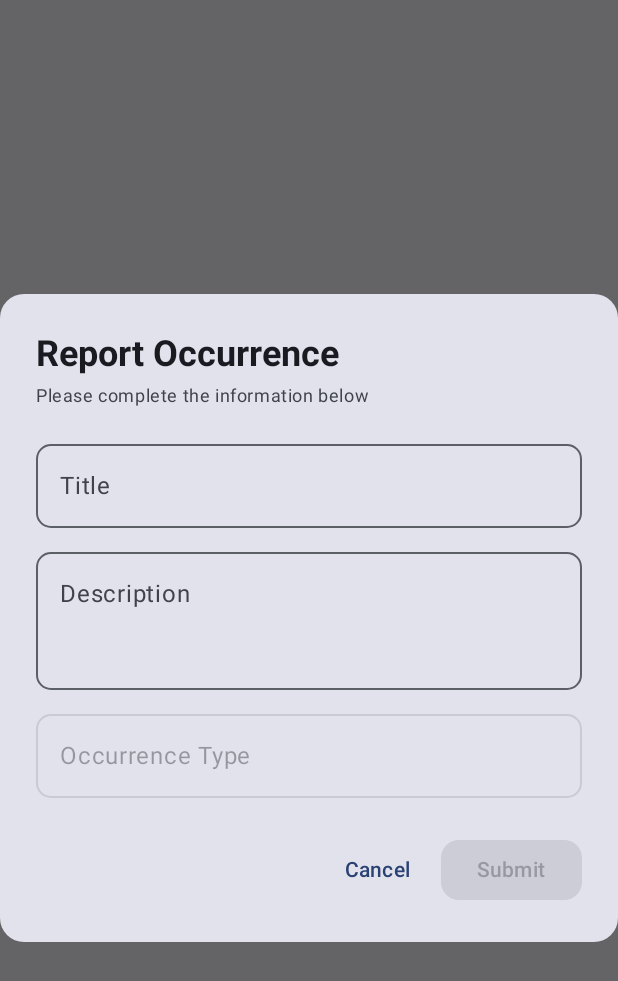
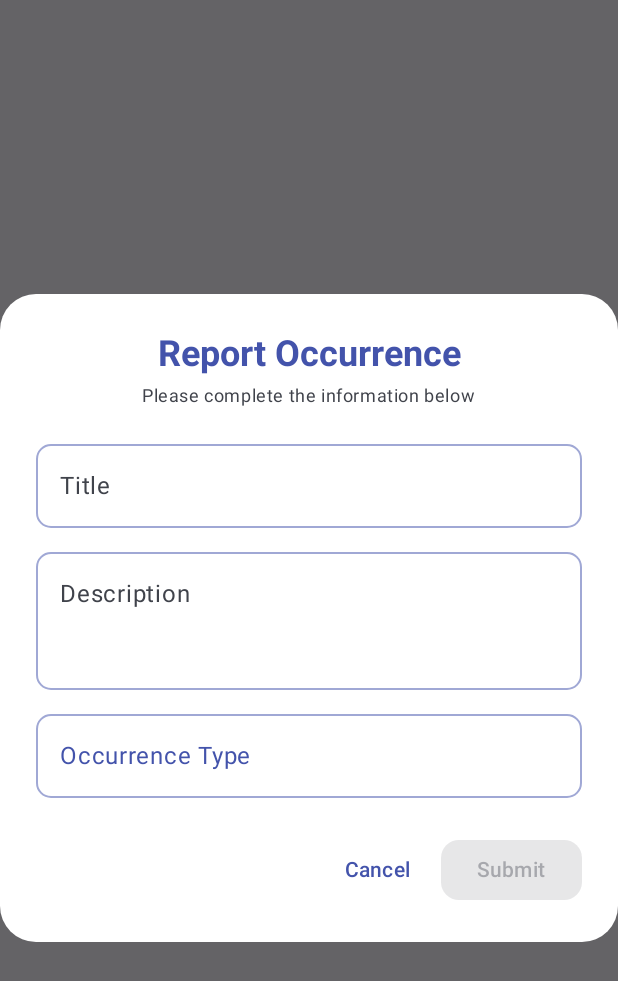
Before and after one commit to D1ogoCunha/ReadyToHelp, an Android app built with Jetpack Compose: the composable ReportOccurrenceDialog shown on its own in the app's theme, on a phone screen of 412 x 824 dp. Shown: the top 981 px of the screen. Run offline under Robolectric (Android 15) with nearby library versions, the phone set to English and light mode, and no system bars; libraries missing offline, so code that uses them is left out: com.mapbox.geojson.

Commit message:
refactor(report): improved report UI

```diff
--- a/MOBILE/app/src/main/java/com/example/readytohelpmobile/ui/screens/report/ReportScreen.kt
+++ b/MOBILE/app/src/main/java/com/example/readytohelpmobile/ui/screens/report/ReportScreen.kt
@@ -2,6 +2,7 @@ package com.example.readytohelpmobile.ui.screens.report
 
 import android.content.Intent
 import android.net.Uri
+import androidx.compose.foundation.background
 import androidx.compose.foundation.clickable
 import androidx.compose.foundation.layout.*
 import androidx.compose.foundation.shape.RoundedCornerShape
@@ -104,13 +105,24 @@ fun ReportOccurrenceDialog(
                     }
                 },
                 dismissButton = {
-                    TextButton(onClick = onDismiss) {
+                    TextButton(
+                        onClick = onDismiss,
+                        colors = ButtonDefaults.textButtonColors(contentColor = BrandColor)
+                    ) {
                         Text("Cancel")
                     }
                 },
                 title = {
-                    Column {
-                        Text("Report Occurrence", fontWeight = FontWeight.Bold)
+                    Column(
+                        horizontalAlignment = Alignment.CenterHorizontally,
+                        modifier = Modifier.fillMaxWidth()
+                    ) {
+                        Text(
+                            "Report Occurrence",
+                            fontWeight = FontWeight.Bold,
+                            color = BrandColor,
+                            style = MaterialTheme.typography.headlineSmall
+                        )
                         Spacer(modifier = Modifier.height(4.dp))
                         Text(
                             "Please complete the information below",
@@ -141,7 +153,12 @@ fun ReportOccurrenceDialog(
                             colors = OutlinedTextFieldDefaults.colors(
                                 focusedBorderColor = BrandColor,
                                 focusedLabelColor = BrandColor,
-                                cursorColor = BrandColor
+                                cursorColor = BrandColor,
+                                unfocusedBorderColor = BrandColor.copy(alpha = 0.5f),
+                                focusedContainerColor = Color.White,
+                                unfocusedContainerColor = Color.White,
+                                focusedTextColor = Color.Black,
+                                unfocusedTextColor = Color.Black
                             ),
                             shape = RoundedCornerShape(10.dp)
                         )
@@ -159,7 +176,12 @@ fun ReportOccurrenceDialog(
                             colors = OutlinedTextFieldDefaults.colors(
                                 focusedBorderColor = BrandColor,
                                 focusedLabelColor = BrandColor,
-                                cursorColor = BrandColor
+                                cursorColor = BrandColor,
+                                unfocusedBorderColor = BrandColor.copy(alpha = 0.5f),
+                                focusedContainerColor = Color.White,
+                                unfocusedContainerColor = Color.White,
+                                focusedTextColor = Color.Black,
+                                unfocusedTextColor = Color.Black
                             ),
                             shape = RoundedCornerShape(10.dp)
                         )
@@ -167,8 +189,9 @@ fun ReportOccurrenceDialog(
                         Spacer(modifier = Modifier.height(8.dp))
 
                         // Occurrence Type Dropdown
+                        Box(modifier = Modifier.fillMaxWidth()) {
                             OutlinedTextField(
-                            value = selectedType?.name ?: "",
+                                value = selectedType?.name?.replace('_', ' ') ?: "",
                                 onValueChange = {},
                                 modifier = Modifier
                                     .fillMaxWidth()
@@ -177,19 +200,34 @@ fun ReportOccurrenceDialog(
                                 label = { Text("Occurrence Type") },
                                 readOnly = true,
                                 colors = OutlinedTextFieldDefaults.colors(
-                                focusedBorderColor = BrandColor,
-                                focusedLabelColor = BrandColor
+                                    disabledBorderColor = BrandColor.copy(alpha = 0.5f),
+                                    disabledLabelColor = BrandColor,
+                                    disabledTextColor = Color.Black, // Force text to be Black
+                                    disabledContainerColor = Color.White
                                 ),
                                 shape = RoundedCornerShape(10.dp)
                             )
+                            // Invisible overlay to capture clicks when TextField is disabled
+                            Box(
+                                modifier = Modifier
+                                    .matchParentSize()
+                                    .clickable { expanded = true }
+                            )
+                        }
 
                         DropdownMenu(
                             expanded = expanded,
-                            onDismissRequest = { expanded = false }
+                            onDismissRequest = { expanded = false },
+                            modifier = Modifier.background(Color.White)
                         ) {
                             OccurrenceType.values().forEach { type ->
                                 DropdownMenuItem(
-                                    text = { Text(type.name.replace('_', ' ')) },
+                                    text = {
+                                        Text(
+                                            text = type.name.replace('_', ' '),
+                                            color = Color.Black
+                                        )
+                                    },
                                     onClick = {
                                         selectedType = type
                                         expanded = false
@@ -199,8 +237,8 @@ fun ReportOccurrenceDialog(
                         }
                     }
                 },
-                shape = RoundedCornerShape(16.dp),
-                containerColor = MaterialTheme.colorScheme.surfaceVariant
+                shape = RoundedCornerShape(24.dp),
+                containerColor = Color.White
             )
         }
     }
@@ -235,7 +273,11 @@ private fun SuccessReportDialog(
             }
         },
         title = {
-            Text("Report submitted successfully!", fontWeight = FontWeight.Bold)
+            Text(
+                "Report submitted successfully!",
+                fontWeight = FontWeight.Bold,
+                color = BrandColor
+            )
         },
         text = {
             if (responsible == null) {
@@ -244,6 +286,7 @@ private fun SuccessReportDialog(
                 Surface(
                     shape = RoundedCornerShape(12.dp),
                     tonalElevation = 2.dp,
+                    color = Color.White,
                     modifier = Modifier.fillMaxWidth()
                 ) {
                     Column(modifier = Modifier.padding(12.dp)) {
@@ -278,7 +321,10 @@ private fun SuccessReportDialog(
                                     modifier = Modifier.size(20.dp)
                                 )
                                 Spacer(modifier = Modifier.width(10.dp))
-                                Text(responsible.email, color = MaterialTheme.colorScheme.onSurfaceVariant)
+                                Text(
+                                    responsible.email,
+                                    color = Color.Black
+                                )
                             }
                         }
 
@@ -304,7 +350,10 @@ private fun SuccessReportDialog(
                                     modifier = Modifier.size(20.dp)
                                 )
                                 Spacer(modifier = Modifier.width(10.dp))
-                                Text(phoneStr, color = MaterialTheme.colorScheme.onSurfaceVariant)
+                                Text(
+                                    phoneStr,
+                                    color = Color.Black
+                                )
                             }
                         }
 
@@ -340,13 +389,17 @@ private fun SuccessReportDialog(
                                     modifier = Modifier.size(20.dp)
                                 )
                                 Spacer(modifier = Modifier.width(10.dp))
-                                Text(responsible.address, color = MaterialTheme.colorScheme.onSurfaceVariant)
+                                Text(
+                                    responsible.address,
+                                    color = Color.Black
+                                )
                             }
                         }
                     }
                 }
             }
         },
-        shape = RoundedCornerShape(12.dp)
+        shape = RoundedCornerShape(12.dp),
+        containerColor = Color.White
     )
 }
```
Lines whose indentation alone changed are shown as unchanged.
